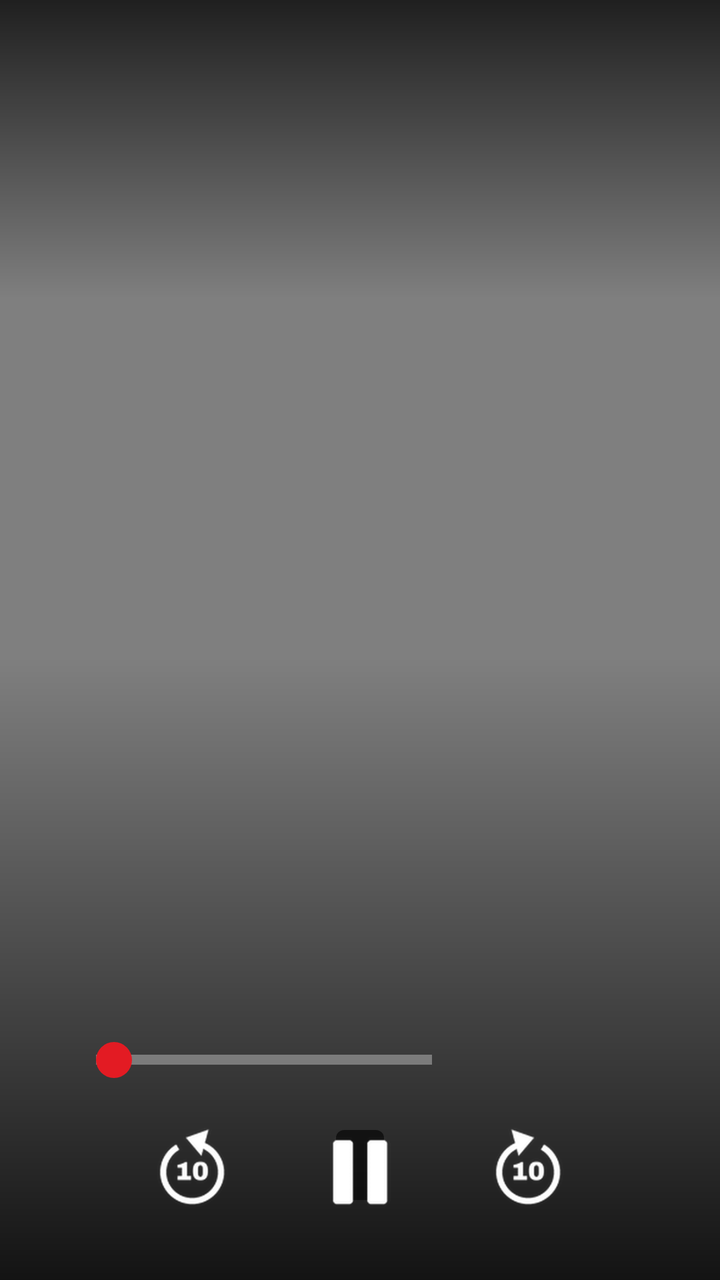
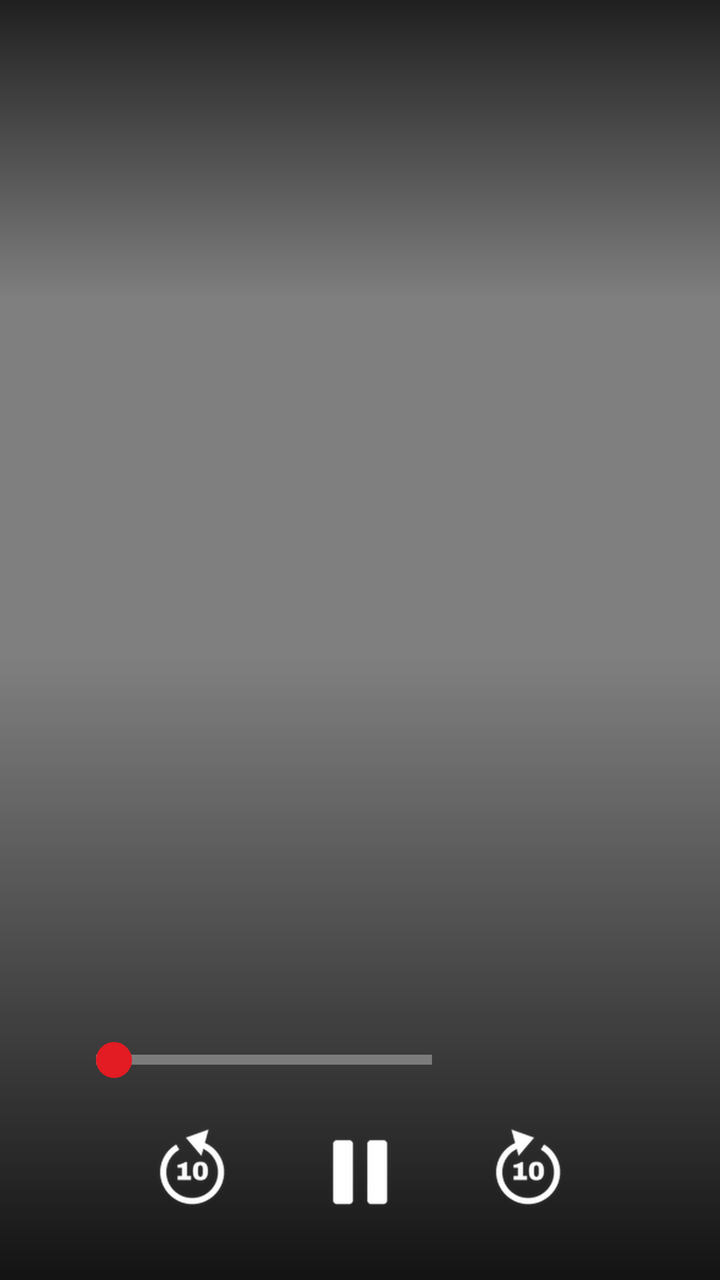

Screens rendered from an Android XML layout before and after an edit, with the pre-edit source and the edit as a unified diff.
<!-- AndroidManifest.xml: application theme Theme.Marquee -->
<!-- res/layout/activity_player_tv.xml -->
<?xml version="1.0" encoding="utf-8"?>
<FrameLayout xmlns:android="http://schemas.android.com/apk/res/android"
    android:id="@+id/root"
    android:layout_width="match_parent"
    android:layout_height="match_parent"
    android:background="@android:color/black"
    android:descendantFocusability="blocksDescendants">

    <VideoView
        android:id="@+id/video"
        android:layout_width="match_parent"
        android:layout_height="match_parent"
        android:layout_gravity="center" />

    <TextView
        android:id="@+id/subs"
        android:layout_width="wrap_content"
        android:layout_height="wrap_content"
        android:layout_gravity="bottom|center_horizontal"
        android:layout_marginStart="64dp"
        android:layout_marginEnd="64dp"
        android:layout_marginBottom="40dp"
        android:background="@drawable/subs_bg"
        android:gravity="center"
        android:paddingStart="12dp"
        android:paddingEnd="12dp"
        android:shadowColor="#FF000000"
        android:shadowRadius="3"
        android:textColor="@android:color/white"
        android:textSize="26sp" />

    <ProgressBar
        android:id="@+id/spinner"
        android:layout_width="64dp"
        android:layout_height="64dp"
        android:layout_gravity="center"
        android:indeterminateTint="@color/accent" />

    
    <FrameLayout
        android:id="@+id/controls"
        android:layout_width="match_parent"
        android:layout_height="match_parent">

        <LinearLayout
            android:layout_width="match_parent"
            android:layout_height="wrap_content"
            android:layout_gravity="top"
            android:background="@drawable/scrim_top"
            android:orientation="vertical"
            android:paddingStart="48dp"
            android:paddingTop="28dp"
            android:paddingEnd="48dp"
            android:paddingBottom="60dp">

            <TextView
                android:id="@+id/title"
                android:layout_width="wrap_content"
                android:layout_height="wrap_content"
                android:ellipsize="end"
                android:singleLine="true"
                android:textColor="@android:color/white"
                android:textSize="28sp"
                android:textStyle="bold" />

            <TextView
                android:id="@+id/subtitle"
                android:layout_width="wrap_content"
                android:layout_height="wrap_content"
                android:layout_marginTop="2dp"
                android:singleLine="true"
                android:ellipsize="end"
                android:textColor="#FFD0D0D0"
                android:textSize="17sp" />
        </LinearLayout>

        <ImageView
            android:id="@+id/tv_big_play"
            android:layout_width="96dp"
            android:layout_height="96dp"
            android:layout_gravity="center"
            android:alpha="0.85"
            android:src="@drawable/tv_play"
            android:visibility="gone" />

        <LinearLayout
            android:layout_width="match_parent"
            android:layout_height="wrap_content"
            android:layout_gravity="bottom"
            android:background="@drawable/scrim_bottom"
            android:orientation="vertical"
            android:paddingStart="48dp"
            android:paddingTop="24dp"
            android:paddingEnd="48dp"
            android:paddingBottom="22dp">

            
            <FrameLayout
                android:layout_width="match_parent"
                android:layout_height="158dp">

                <LinearLayout
                    android:id="@+id/tv_preview"
                    android:layout_width="wrap_content"
                    android:layout_height="wrap_content"
                    android:layout_gravity="bottom|start"
                    android:gravity="center_horizontal"
                    android:orientation="vertical"
                    android:visibility="invisible">

                    <ImageView
                        android:id="@+id/tv_preview_img"
                        android:layout_width="208dp"
                        android:layout_height="117dp"
                        android:background="@drawable/tv_frame"
                        android:padding="2dp"
                        android:scaleType="centerCrop" />

                    <TextView
                        android:id="@+id/tv_preview_time"
                        android:layout_width="wrap_content"
                        android:layout_height="wrap_content"
                        android:layout_marginTop="6dp"
                        android:fontFeatureSettings="tnum"
                        android:textColor="@android:color/white"
                        android:textSize="18sp"
                        android:textStyle="bold" />
                </LinearLayout>
            </FrameLayout>

            <LinearLayout
                android:layout_width="match_parent"
                android:layout_height="28dp"
                android:layout_marginTop="6dp"
                android:gravity="center_vertical"
                android:orientation="horizontal">

                <FrameLayout
                    android:id="@+id/tv_track"
                    android:layout_width="0dp"
                    android:layout_height="28dp"
                    android:layout_weight="1">

                    <View
                        android:layout_width="match_parent"
                        android:layout_height="5dp"
                        android:layout_gravity="center_vertical"
                        android:background="#55FFFFFF" />

                    <View
                        android:id="@+id/tv_played"
                        android:layout_width="0dp"
                        android:layout_height="5dp"
                        android:layout_gravity="center_vertical"
                        android:background="@color/accent" />

                    <View
                        android:id="@+id/tv_knob"
                        android:layout_width="18dp"
                        android:layout_height="18dp"
                        android:layout_gravity="center_vertical"
                        android:background="@drawable/tv_knob" />
                </FrameLayout>

                <TextView
                    android:id="@+id/time"
                    android:layout_width="96dp"
                    android:layout_height="wrap_content"
                    android:fontFeatureSettings="tnum"
                    android:gravity="end"
                    android:textColor="@android:color/white"
                    android:textSize="17sp" />
            </LinearLayout>

            
            <FrameLayout
                android:layout_width="match_parent"
                android:layout_height="64dp"
                android:layout_marginTop="10dp">

                <LinearLayout
                    android:id="@+id/tv_left"
                    android:layout_width="wrap_content"
                    android:layout_height="match_parent"
                    android:layout_gravity="start"
                    android:gravity="center_vertical"
                    android:orientation="horizontal" />

                <LinearLayout
                    android:layout_width="wrap_content"
                    android:layout_height="match_parent"
                    android:layout_gravity="center_horizontal"
                    android:gravity="center_vertical"
                    android:orientation="horizontal">

                    <ImageView
                        android:id="@+id/rewind"
                        android:layout_width="56dp"
                        android:layout_height="56dp"
                        android:padding="6dp"
                        android:src="@drawable/tv_back10" />

                    <ImageView
                        android:id="@+id/play_pause"
                        android:layout_width="56dp"
                        android:layout_height="56dp"
                        android:layout_marginStart="28dp"
                        android:layout_marginEnd="28dp"
                        android:padding="6dp"
                        android:src="@drawable/tv_pause" />

                    <ImageView
                        android:id="@+id/forward"
                        android:layout_width="56dp"
                        android:layout_height="56dp"
                        android:padding="6dp"
                        android:src="@drawable/tv_fwd10" />
                </LinearLayout>

                <LinearLayout
                    android:id="@+id/tv_right"
                    android:layout_width="wrap_content"
                    android:layout_height="match_parent"
                    android:layout_gravity="end"
                    android:gravity="center_vertical"
                    android:orientation="horizontal" />
            </FrameLayout>
        </LinearLayout>
    </FrameLayout>

    
    <Button
        android:id="@+id/skip_intro"
        android:layout_width="wrap_content"
        android:layout_height="wrap_content"
        android:layout_gravity="bottom|end"
        android:layout_marginEnd="48dp"
        android:layout_marginBottom="200dp"
        android:background="@drawable/tv_pill_on"
        android:minHeight="52dp"
        android:paddingStart="28dp"
        android:paddingEnd="28dp"
        android:text="@string/skip_intro"
        android:textAllCaps="false"
        android:textColor="#FF000000"
        android:textSize="18sp"
        android:textStyle="bold"
        android:visibility="gone" />

    
    <LinearLayout
        android:id="@+id/tv_upnext"
        android:layout_width="420dp"
        android:layout_height="wrap_content"
        android:layout_gravity="bottom|end"
        android:layout_marginEnd="48dp"
        android:layout_marginBottom="48dp"
        android:background="@drawable/tv_card"
        android:orientation="vertical"
        android:padding="18dp"
        android:visibility="gone">

        <LinearLayout
            android:layout_width="match_parent"
            android:layout_height="wrap_content"
            android:orientation="horizontal">

            <ImageView
                android:id="@+id/tv_next_thumb"
                android:layout_width="160dp"
                android:layout_height="90dp"
                android:background="#FF262626"
                android:scaleType="centerCrop" />

            <LinearLayout
                android:layout_width="0dp"
                android:layout_height="wrap_content"
                android:layout_marginStart="14dp"
                android:layout_weight="1"
                android:orientation="vertical">

                <TextView
                    android:id="@+id/tv_next_kind"
                    android:layout_width="wrap_content"
                    android:layout_height="wrap_content"
                    android:letterSpacing="0.08"
                    android:textColor="#FFA8A8A8"
                    android:textSize="12sp"
                    android:textStyle="bold" />

                <TextView
                    android:id="@+id/tv_next_title"
                    android:layout_width="wrap_content"
                    android:layout_height="wrap_content"
                    android:layout_marginTop="4dp"
                    android:ellipsize="end"
                    android:maxLines="3"
                    android:textColor="@android:color/white"
                    android:textSize="17sp"
                    android:textStyle="bold" />
            </LinearLayout>
        </LinearLayout>

        <TextView
            android:id="@+id/tv_next_btn0"
            android:layout_width="match_parent"
            android:layout_height="44dp"
            android:layout_marginTop="16dp"
            android:gravity="center"
            android:textSize="16sp"
            android:textStyle="bold" />

        <TextView
            android:id="@+id/tv_next_btn1"
            android:layout_width="match_parent"
            android:layout_height="44dp"
            android:layout_marginTop="10dp"
            android:gravity="center"
            android:textSize="16sp"
            android:textStyle="bold" />
    </LinearLayout>

    
    <LinearLayout
        android:id="@+id/tv_idle"
        android:layout_width="match_parent"
        android:layout_height="match_parent"
        android:background="#B0000000"
        android:gravity="center_vertical"
        android:orientation="vertical"
        android:paddingStart="96dp"
        android:paddingEnd="300dp"
        android:visibility="gone">

        <TextView
            android:layout_width="wrap_content"
            android:layout_height="wrap_content"
            android:text="@string/youre_watching"
            android:textColor="#FFA8A8A8"
            android:textSize="18sp" />

        <TextView
            android:id="@+id/tv_idle_title"
            android:layout_width="wrap_content"
            android:layout_height="wrap_content"
            android:layout_marginTop="6dp"
            android:maxLines="2"
            android:ellipsize="end"
            android:textColor="@android:color/white"
            android:textSize="40sp"
            android:textStyle="bold" />

        <TextView
            android:id="@+id/tv_idle_sub"
            android:layout_width="wrap_content"
            android:layout_height="wrap_content"
            android:layout_marginTop="8dp"
            android:textColor="#FFDEDEDE"
            android:textSize="18sp"
            android:textStyle="bold" />

        <TextView
            android:id="@+id/tv_idle_overview"
            android:layout_width="wrap_content"
            android:layout_height="wrap_content"
            android:layout_marginTop="12dp"
            android:ellipsize="end"
            android:maxLines="4"
            android:textColor="#FFC8C8C8"
            android:textSize="17sp" />
    </LinearLayout>

    
    <FrameLayout
        android:id="@+id/tv_panel"
        android:layout_width="match_parent"
        android:layout_height="match_parent"
        android:background="#80000000"
        android:visibility="gone">

        <LinearLayout
            android:id="@+id/tv_panel_cols"
            android:layout_width="wrap_content"
            android:layout_height="match_parent"
            android:layout_gravity="end"
            android:background="#F5141414"
            android:orientation="horizontal"
            android:paddingStart="32dp"
            android:paddingTop="48dp"
            android:paddingEnd="32dp" />
    </FrameLayout>
</FrameLayout>
<!-- resources referenced by this layout -->
<resources>
  <color name="accent">#FFE31B23</color>
  <!-- drawable scrim_bottom (drawable) -->
  <shape xmlns:android="http://schemas.android.com/apk/res/android"><gradient android:angle="90" android:startColor="#D9000000" android:endColor="#00000000" /></shape>
  <!-- drawable scrim_top (drawable) -->
  <shape xmlns:android="http://schemas.android.com/apk/res/android"><gradient android:angle="270" android:startColor="#C0000000" android:endColor="#00000000" /></shape>
  <!-- drawable subs_bg (drawable) -->
  <shape xmlns:android="http://schemas.android.com/apk/res/android" android:shape="rectangle"><solid android:color="#99000000" /><corners android:radius="4dp" /></shape>
  <!-- drawable tv_back10: png bitmap (drawable-xxhdpi, 9868 bytes) -->
  <!-- drawable tv_card (drawable) -->
  <?xml version="1.0" encoding="utf-8"?>
  <shape xmlns:android="http://schemas.android.com/apk/res/android">
      <solid android:color="#F2141414" />
      <corners android:radius="10dp" />
  </shape>
  <!-- drawable tv_frame (drawable) -->
  <?xml version="1.0" encoding="utf-8"?>
  <shape xmlns:android="http://schemas.android.com/apk/res/android">
      <solid android:color="#FF000000" />
      <stroke android:width="2dp" android:color="#FFFFFFFF" />
      <corners android:radius="4dp" />
  </shape>
  <!-- drawable tv_fwd10: png bitmap (drawable-xxhdpi, 9874 bytes) -->
  <!-- drawable tv_knob (drawable) -->
  <?xml version="1.0" encoding="utf-8"?>
  <shape xmlns:android="http://schemas.android.com/apk/res/android" android:shape="oval">
      <solid android:color="@color/accent" />
  </shape>
  <!-- drawable tv_pause: png bitmap (drawable-xxhdpi, 1274 bytes) -->
  <!-- drawable tv_pill_on (drawable) -->
  <?xml version="1.0" encoding="utf-8"?>
  <shape xmlns:android="http://schemas.android.com/apk/res/android">
      <solid android:color="#FFFFFFFF" />
      <corners android:radius="6dp" />
  </shape>
  <!-- drawable tv_play: png bitmap (drawable-xxhdpi, 2751 bytes) -->
  <string name="skip_intro">Skip Intro</string>
  <string name="youre_watching">You\'re watching</string>
  <style name="Theme.Marquee" parent="android:Theme.Material.NoActionBar">
          <item name="android:colorPrimary">@color/bg</item>
          <item name="android:colorPrimaryDark">@color/bg</item>
          <item name="android:colorAccent">@color/accent</item>
          <item name="android:windowBackground">@color/bg</item>
          <item name="android:statusBarColor">@color/bg</item>
          <item name="android:navigationBarColor">@color/bg</item>
          <item name="android:textColorPrimary">@color/text</item>
          <item name="android:textColorSecondary">@color/muted</item>
      </style>
  <color name="bg">#FF111317</color>
  <color name="text">#FFE8EAED</color>
  <color name="muted">#FF9AA0AA</color>
</resources>

<!-- the commit's change to res/layout/activity_player_tv.xml (unified diff, before → after) -->
@@ -14,6 +14,7 @@
 
     <TextView
         android:id="@+id/subs"
+        android:visibility="gone"
         android:layout_width="wrap_content"
         android:layout_height="wrap_content"
         android:layout_gravity="bottom|center_horizontal"
